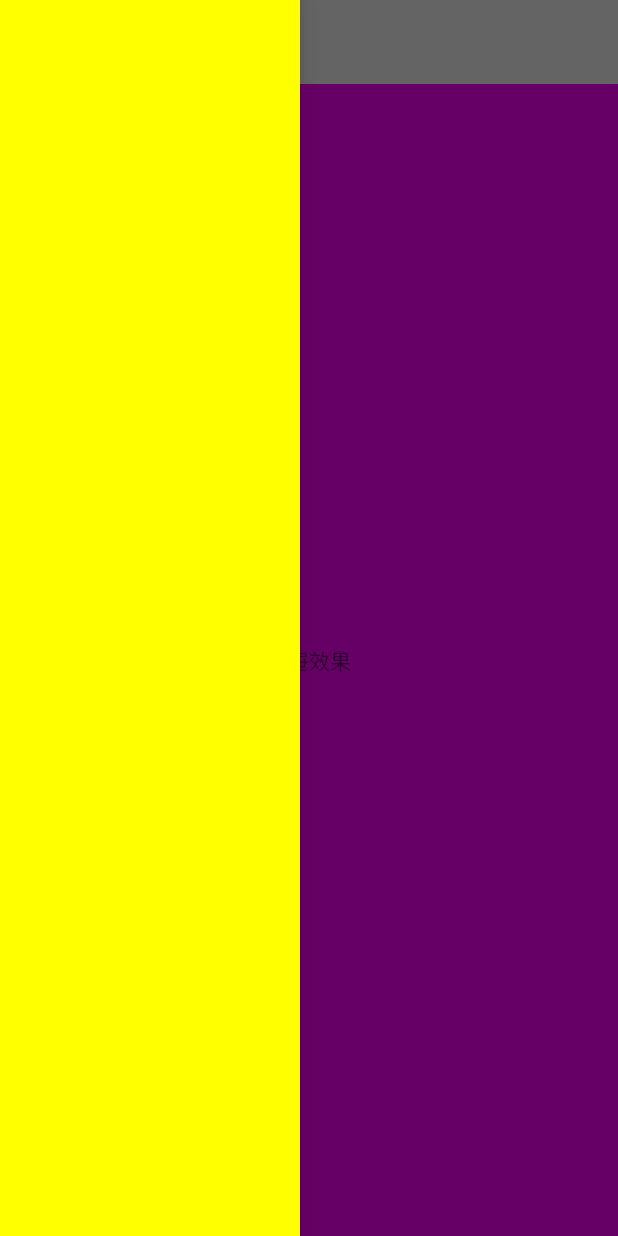
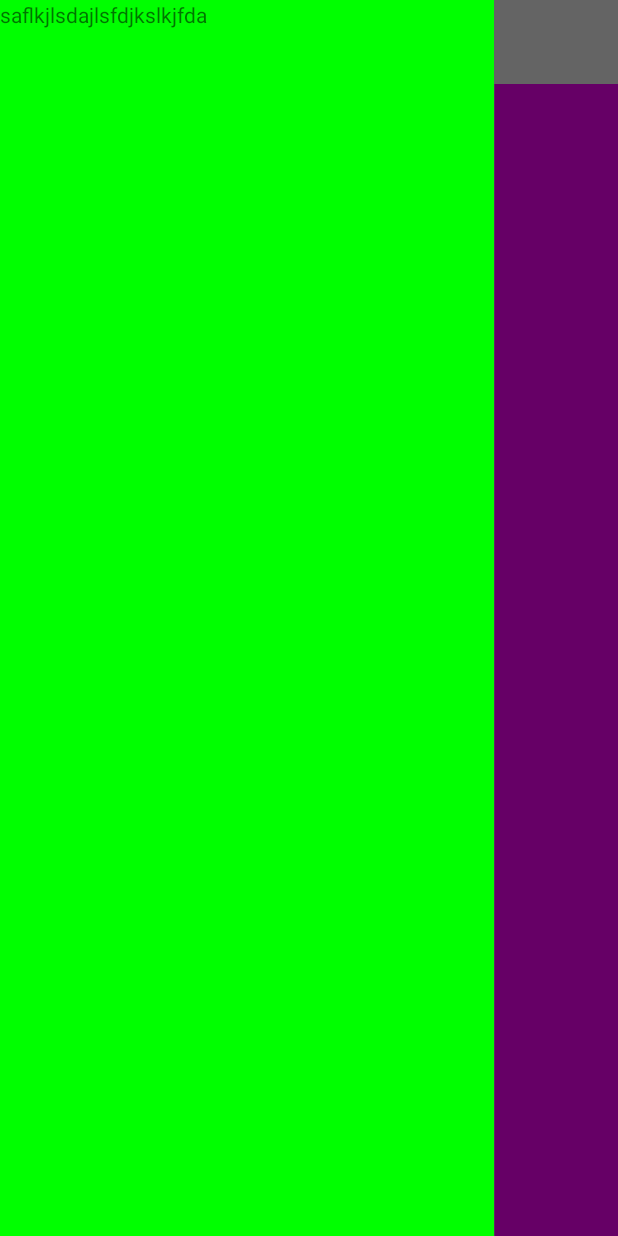
Before and after one commit to LiuLinXin/StudyUI, an Android app: the Day7_activity screen opened directly, with no data from a screen before it, with the side drawer open, on a phone screen of 412 x 824 dp. Run offline under Robolectric (Android 15) with nearby library versions, the phone set to English and light mode, and no system bars.

Commit message:
day7 work

```diff
--- a/app/src/main/java/com/example/sober_philer/studyui/day6_recyclerview_animation/ActivityDay6RecyclerViewAnimation.java
+++ b/app/src/main/java/com/example/sober_philer/studyui/day6_recyclerview_animation/ActivityDay6RecyclerViewAnimation.java
@@ -37,6 +37,7 @@ public class ActivityDay6RecyclerViewAnimation extends AppCompatActivity impleme
         setContentView(R.layout.day6_activity);
         initView();
         initData();
+
     }
 
     private void initView(){
--- a/app/src/main/java/com/example/sober_philer/studyui/day7_drawerlayout/Day7_activity.java
+++ b/app/src/main/java/com/example/sober_philer/studyui/day7_drawerlayout/Day7_activity.java
@@ -1,11 +1,14 @@
 package com.example.sober_philer.studyui.day7_drawerlayout;
 
+import android.content.Context;
 import android.os.Bundle;
 import android.support.annotation.Nullable;
 import android.support.v4.widget.DrawerLayout;
-import android.support.v7.app.ActionBarDrawerToggle;
 import android.support.v7.app.AppCompatActivity;
-import android.support.v7.widget.Toolbar;
+import android.util.Log;
+import android.view.View;
+import android.view.ViewGroup;
+import android.view.WindowManager;
 
 import com.example.sober_philer.studyui.R;
 
@@ -14,19 +17,48 @@ import com.example.sober_philer.studyui.R;
  * description:
  */
 
-public class Day7_activity extends AppCompatActivity{
+public class Day7_activity extends AppCompatActivity implements DrawerLayout.DrawerListener {
 
-    private Toolbar toolbar;
     private DrawerLayout drawerLayout;
+    private View llContent, llDrawer;
+    int width;
     @Override
     protected void onCreate(@Nullable Bundle savedInstanceState) {
         super.onCreate(savedInstanceState);
         setContentView(R.layout.day7_activity);
-        toolbar = (Toolbar) findViewById(R.id.toolbar);
         drawerLayout = (DrawerLayout) findViewById(R.id.drawer);
-        setSupportActionBar(toolbar);
-        ActionBarDrawerToggle drawerToggle = new ActionBarDrawerToggle(this, drawerLayout, toolbar, R.string.navigation_drawer_open, R.string.navigation_drawer_open);
-        drawerToggle.syncState();
-        drawerLayout.addDrawerListener(drawerToggle);
+        llContent = findViewById(R.id.llContent);
+        llDrawer = findViewById(R.id.llDrawer);
+
+        WindowManager wm = (WindowManager) getSystemService(Context.WINDOW_SERVICE);
+        width = wm.getDefaultDisplay().getWidth();
+
+        ViewGroup.LayoutParams layoutParams = llDrawer.getLayoutParams();
+        layoutParams.width = (int) (width * 0.8);
+        llDrawer.setLayoutParams(layoutParams);
+        drawerLayout.addDrawerListener(this);
+    }
+
+    @Override
+    public void onDrawerSlide(View drawerView, float slideOffset) {
+        Log.i("philer", "slide : "+slideOffset);
+        Log.i("philer", "setTranslationX : "+((float) (width * 0.8 * slideOffset)));
+        llContent.setTranslationX((float) (width * 0.8 * slideOffset));
+        llDrawer.setTranslationX((float) (width * 0.8 * (1 - slideOffset) / 2));
+    }
+
+    @Override
+    public void onDrawerOpened(View drawerView) {
+
+    }
+
+    @Override
+    public void onDrawerClosed(View drawerView) {
+
+    }
+
+    @Override
+    public void onDrawerStateChanged(int newState) {
+
     }
 }
--- a/app/src/main/res/layout/day7_activity.xml
+++ b/app/src/main/res/layout/day7_activity.xml
@@ -6,6 +6,7 @@
     android:layout_height="match_parent">
 
     <LinearLayout
+        android:id="@+id/llContent"
         android:layout_width="match_parent"
         android:orientation="vertical"
         android:layout_height="match_parent">
@@ -24,10 +25,17 @@
 
     <LinearLayout
         android:orientation="vertical"
-        android:background="#ff0"
+        android:background="#0000"
         android:layout_gravity="start"
-        android:layout_width="200dp"
+        android:layout_width="match_parent"
         android:layout_height="match_parent">
+
+        <TextView
+            android:id="@+id/llDrawer"
+            android:background="#0f0"
+            android:text="saflkjlsdajlsfdjkslkjfda"
+            android:layout_width="match_parent"
+            android:layout_height="match_parent"/>
 
     </LinearLayout>
 
```
